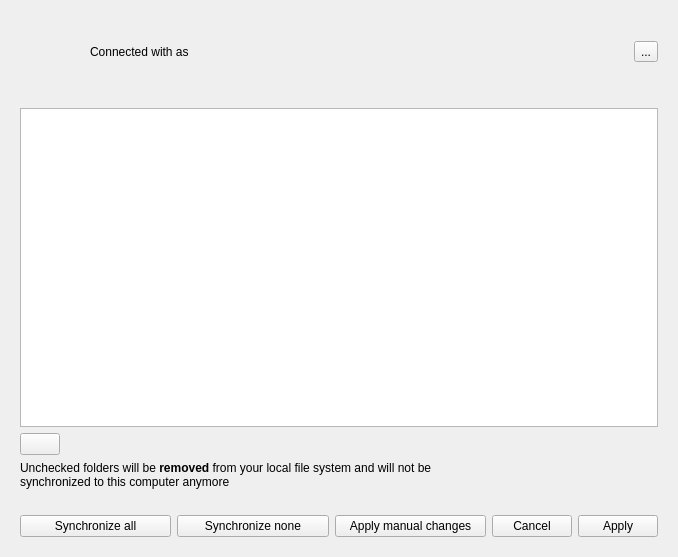
Old version of the form src/gui/accountsettings.ui in the repository GrossLukas/client.
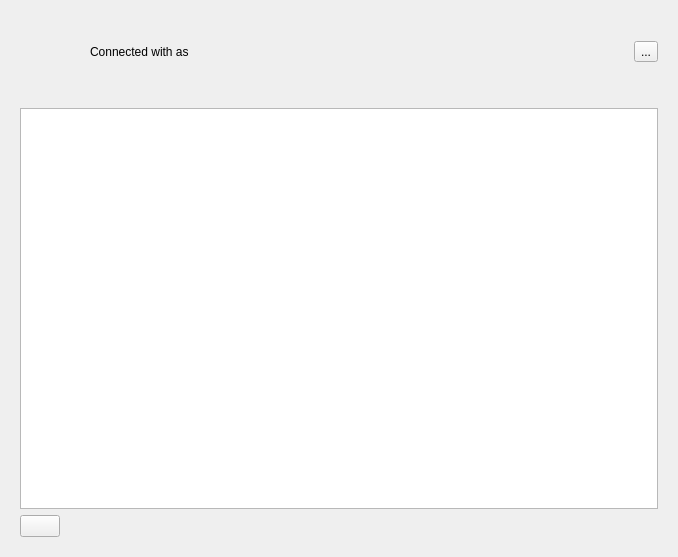
New version of the form. Icons and pictures are not drawn. Custom widgets are drawn as their Qt base class.

Commit message: Remove option to not automatically sync big folers

```diff
--- a/src/gui/accountsettings.ui
+++ b/src/gui/accountsettings.ui
@@ -189,167 +189,6 @@
          </item>
         </layout>
        </item>
-       <item>
-        <widget class="QWidget" name="selectiveSyncStatus" native="true">
-         <layout class="QHBoxLayout" name="horizontalLayout_3">
-          <property name="leftMargin">
-           <number>0</number>
-          </property>
-          <property name="topMargin">
-           <number>0</number>
-          </property>
-          <property name="rightMargin">
-           <number>0</number>
-          </property>
-          <property name="bottomMargin">
-           <number>0</number>
-          </property>
-          <item>
-           <layout class="QVBoxLayout" name="verticalLayout_3">
-            <item>
-             <widget class="QLabel" name="selectiveSyncLabel">
-              <property name="sizePolicy">
-               <sizepolicy hsizetype="MinimumExpanding" vsizetype="Maximum">
-                <horstretch>0</horstretch>
-                <verstretch>0</verstretch>
-               </sizepolicy>
-              </property>
-              <property name="text">
-               <string>Unchecked folders will be &lt;b&gt;removed&lt;/b&gt; from your local file system and will not be synchronized to this computer anymore</string>
-              </property>
-              <property name="textFormat">
-               <enum>Qt::RichText</enum>
-              </property>
-              <property name="wordWrap">
-               <bool>true</bool>
-              </property>
-              <property name="openExternalLinks">
-               <bool>true</bool>
-              </property>
-             </widget>
-            </item>
-            <item>
-             <widget class="QWidget" name="bigFolderUi" native="true">
-              <layout class="QVBoxLayout" name="verticalLayout">
-               <property name="leftMargin">
-                <number>0</number>
-               </property>
-               <property name="topMargin">
-                <number>0</number>
-               </property>
-               <property name="rightMargin">
-                <number>0</number>
-               </property>
-               <property name="bottomMargin">
-                <number>0</number>
-               </property>
-               <item>
-                <widget class="QLabel" name="selectiveSyncNotification">
-                 <property name="styleSheet">
-                  <string notr="true">color: red</string>
-                 </property>
-                 <property name="text">
-                  <string/>
-                 </property>
-                 <property name="wordWrap">
-                  <bool>true</bool>
-                 </property>
-                </widget>
-               </item>
-               <item>
-                <layout class="QHBoxLayout" name="horizontalLayout_2">
-                 <item>
-                  <widget class="QPushButton" name="bigFolderSyncAll">
-                   <property name="text">
-                    <string>Synchronize all</string>
-                   </property>
-                  </widget>
-                 </item>
-                 <item>
-                  <widget class="QPushButton" name="bigFolderSyncNone">
-                   <property name="text">
-                    <string>Synchronize none</string>
-                   </property>
-                  </widget>
-                 </item>
-                 <item>
-                  <widget class="QPushButton" name="bigFolderApply">
-                   <property name="text">
-                    <string>Apply manual changes</string>
-                   </property>
-                  </widget>
-                 </item>
-                </layout>
-               </item>
-              </layout>
-             </widget>
-            </item>
-           </layout>
-          </item>
-          <item>
-           <layout class="QVBoxLayout" name="verticalLayout_5">
-            <item>
-             <spacer name="verticalSpacer">
-              <property name="orientation">
-               <enum>Qt::Vertical</enum>
-              </property>
-              <property name="sizeHint" stdset="0">
-               <size>
-                <width>20</width>
-                <height>40</height>
-               </size>
-              </property>
-             </spacer>
-            </item>
-            <item>
-             <widget class="QWidget" name="selectiveSyncButtons" native="true">
-              <layout class="QHBoxLayout" name="horizontalLayout">
-               <property name="leftMargin">
-                <number>0</number>
-               </property>
-               <property name="topMargin">
-                <number>0</number>
-               </property>
-               <property name="rightMargin">
-                <number>0</number>
-               </property>
-               <property name="bottomMargin">
-                <number>0</number>
-               </property>
-               <item>
-                <widget class="QPushButton" name="selectiveSyncCancel">
-                 <property name="sizePolicy">
-                  <sizepolicy hsizetype="Minimum" vsizetype="Maximum">
-                   <horstretch>0</horstretch>
-                   <verstretch>0</verstretch>
-                  </sizepolicy>
-                 </property>
-                 <property name="text">
-                  <string>Cancel</string>
-                 </property>
-                </widget>
-               </item>
-               <item>
-                <widget class="QPushButton" name="selectiveSyncApply">
-                 <property name="sizePolicy">
-                  <sizepolicy hsizetype="Minimum" vsizetype="Maximum">
-                   <horstretch>0</horstretch>
-                   <verstretch>0</verstretch>
-                  </sizepolicy>
-                 </property>
-                 <property name="text">
-                  <string>Apply</string>
-                 </property>
-                </widget>
-               </item>
-              </layout>
-             </widget>
-            </item>
-           </layout>
-          </item>
-         </layout>
-        </widget>
-       </item>
       </layout>
      </widget>
     </widget>
```
The commit also changes 20 other files.
